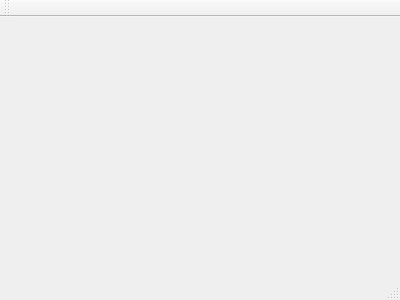
Old version of the form modelviewer.ui in the repository reybar/3DModelViewer.
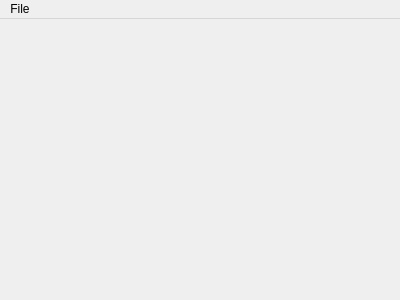
New version of the form.

Patch:
```diff
--- a/modelviewer.ui
+++ b/modelviewer.ui
@@ -12,13 +12,31 @@
   <property name="windowTitle" >
    <string>ModelViewer</string>
   </property>
-  <widget class="QMenuBar" name="menuBar" />
-  <widget class="QToolBar" name="mainToolBar" />
-  <widget class="QWidget" name="centralWidget" />
-  <widget class="QStatusBar" name="statusBar" />
+  <widget class="QWidget" name="centralWidget"/>
+  <widget class="QMenuBar" name="menuBar">
+   <property name="geometry">
+    <rect>
+     <x>0</x>
+     <y>0</y>
+     <width>400</width>
+     <height>21</height>
+    </rect>
+   </property>
+   <widget class="QMenu" name="menuFile">
+    <property name="title">
+     <string>File</string>
+    </property>
+    <addaction name="actionOpen_File"/>
+   </widget>
+   <addaction name="menuFile"/>
+  </widget>
+  <action name="actionOpen_File">
+   <property name="text">
+    <string>Open File</string>
+   </property>
+  </action>
  </widget>
- <layoutDefault spacing="6" margin="11" />
- <pixmapfunction></pixmapfunction>
+ <layoutdefault spacing="6" margin="11"/>
  <resources/>
  <connections/>
 </ui>
```
Left out of the diff: 7 changed lines with no effect on the pictures.
